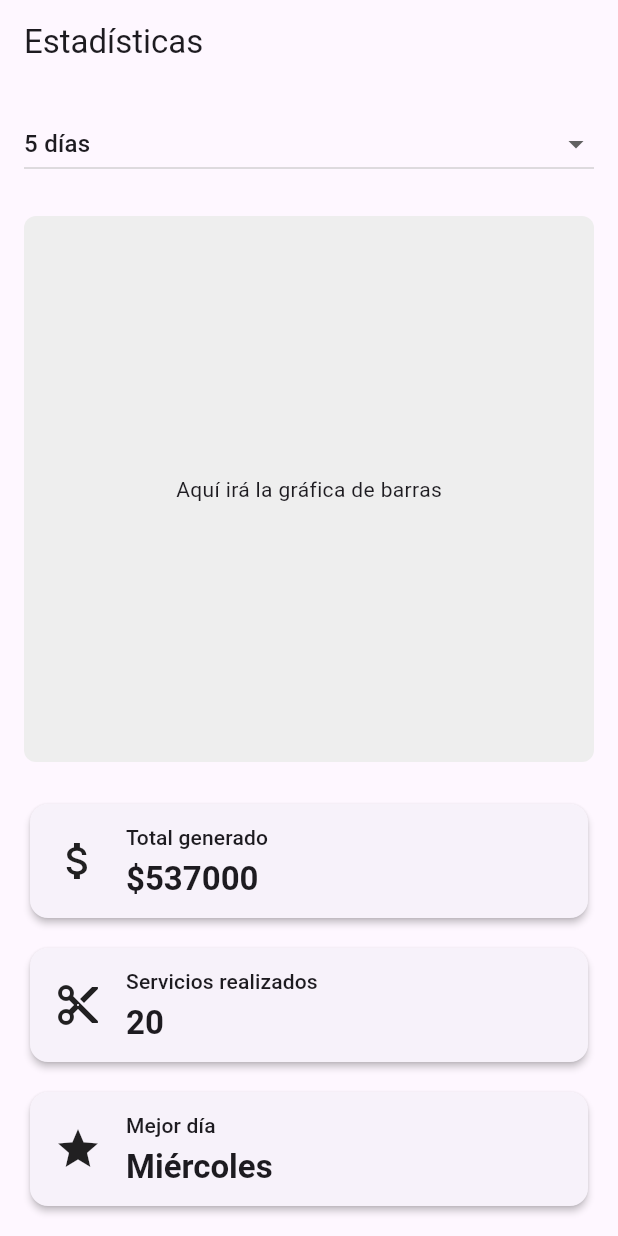
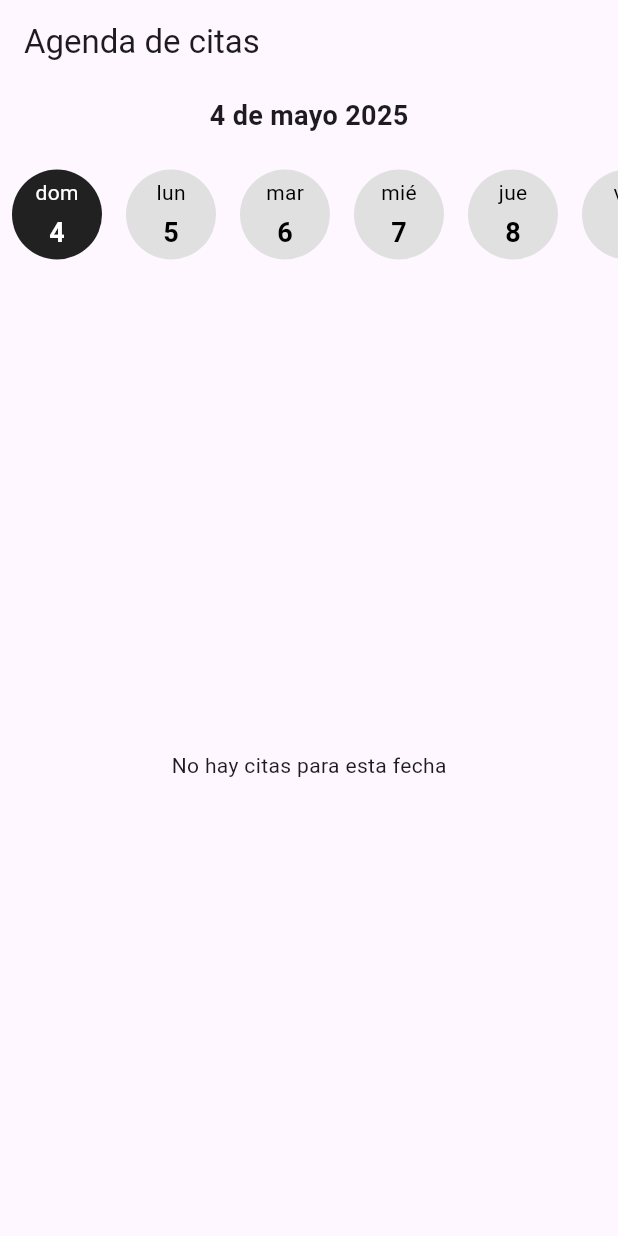
Before and after one commit to 07santiago21/BarberWise, a Flutter app: the screen it shows after launch, on a phone screen of 412 x 824 dp. Run offline on Flutter 3.47's test engine with Material 3 defaults, Android fonts, the phone set to English and light mode, and no system bars.

Commit message:
appointment agenda done

```diff
--- /dev/null
+++ b/lib/data/datasources/mock_appointments_datasource.dart
@@ -0,0 +1,55 @@
+import 'package:barber/domain/entities/appointments.dart';
+import 'package:barber/domain/entities/services.dart';
+import 'mock_services_datasource.dart';
+
+class MockAppointmentsDatasource {
+  final List<Service> services = MockServicesDatasource().services;
+  final List<Appointments> allAppointments = [];
+
+  MockAppointmentsDatasource() {
+    allAppointments.addAll([
+      // 📅 6 de mayo
+      Appointments(
+        clientName: 'Juan Pérez',
+        startTime: DateTime(2025, 5, 6, 9, 0),
+        endTime: DateTime(2025, 5, 6, 9, 30),
+        services: [services[0]], // Corte de pelo
+      ),
+      Appointments(
+        clientName: 'María López',
+        startTime: DateTime(2025, 5, 6, 10, 0),
+        endTime: DateTime(2025, 5, 6, 10, 45),
+        services: [services[1], services[3]], // Cejas + barba
+      ),
+
+      // 📅 8 de mayo
+      Appointments(
+        clientName: 'Carlos Gómez',
+        startTime: DateTime(2025, 5, 8, 14, 0),
+        endTime: DateTime(2025, 5, 8, 15, 0),
+        services: [services[2]], // Coloración
+      ),
+
+      // 📅 10 de mayo
+      Appointments(
+        clientName: 'Ana Torres',
+        startTime: DateTime(2025, 5, 10, 16, 0),
+        endTime: DateTime(2025, 5, 10, 17, 0),
+        services: [services[0], services[2]], // Corte de pelo + coloración
+      ),
+      Appointments(
+        clientName: 'Luis Martínez',
+        startTime: DateTime(2025, 5, 10, 17, 30),
+        endTime: DateTime(2025, 5, 10, 18, 0),
+        services: [services[3]], // Corte de barba
+      ),
+    ]);
+  }
+
+  Future<List<Appointments>> getAppointmentsFor(DateTime date) async {
+    return allAppointments.where((appt) {
+      final d = appt.startTime;
+      return d.year == date.year && d.month == date.month && d.day == date.day;
+    }).toList();
+  }
+}
--- a/lib/data/datasources/mock_services_datasource.dart
+++ b/lib/data/datasources/mock_services_datasource.dart
@@ -1,43 +1,35 @@
 import '../../domain/entities/services.dart';
 
-/// Mock “quemado” de servicios: 4 tipos × 8 días = 32 items
 class MockServicesDatasource {
-  // Lista fija de servicios
-  final List<Service> _services = [
-    for (int dayOffset = 0; dayOffset < 8; dayOffset++) ...[
+  final List<Service> services = [
     Service(
       name: 'Corte de pelo',
-        price: 25000 + dayOffset * 500,
+      price: 25000,
       duration: Duration(minutes: 30),
-        date: DateTime.now().subtract(Duration(days: dayOffset)),
+      date: DateTime(2025, 5, 6), // 6 de mayo 2025
     ),
     Service(
       name: 'Depilación de cejas',
-        price: 15000 + dayOffset * 300,
+      price: 15000,
       duration: Duration(minutes: 20),
-        date: DateTime.now().subtract(Duration(days: dayOffset)),
+      date: DateTime(2025, 5, 6), // 6 de mayo 2025
     ),
     Service(
       name: 'Coloración',
-        price: 45000 + dayOffset * 1000,
-        duration: Duration(minutes: 60 + dayOffset * 5),
-        date: DateTime.now().subtract(Duration(days: dayOffset)),
+      price: 45000,
+      duration: Duration(minutes: 60),
+      date: DateTime(2025, 5, 8), // 8 de mayo 2025
     ),
     Service(
       name: 'Corte de barba',
-        price: 18000 + dayOffset * 400,
-        duration: Duration(minutes: 25 + dayOffset),
-        date: DateTime.now().subtract(Duration(days: dayOffset)),
+      price: 18000,
+      duration: Duration(minutes: 25),
+      date: DateTime(2025, 5, 10), // 10 de mayo 2025
     ),
-    ],
   ];
 
-  /// Devuelve los servicios entre [from] y [to] (inclusive)
   Future<List<Service>> getServicesByRange(DateTime from, DateTime to) async {
-    // Simular un pequeño delay
     await Future.delayed(const Duration(milliseconds: 300));
-    return _services
-        .where((s) => !s.date.isBefore(from) && !s.date.isAfter(to))
-        .toList();
+    return services;
   }
 }
--- /dev/null
+++ b/lib/domain/entities/appointments.dart
@@ -0,0 +1,19 @@
+import 'package:barber/domain/entities/services.dart';
+
+class Appointments {
+  final String clientName;
+  final DateTime startTime;
+  final DateTime endTime;
+  final List<Service> services;
+
+  late final double totalPrice;
+
+  Appointments({
+    required this.clientName,
+    required this.startTime,
+    required this.endTime,
+    required this.services,
+  }) {
+    totalPrice = services.fold(0, (sum, s) => sum + s.price);
+  }
+}
--- /dev/null
+++ b/lib/domain/usecases/get_appointments_by_date.dart
@@ -0,0 +1,11 @@
+import '../../data/datasources/mock_appointments_datasource.dart';
+import '../entities/appointments.dart';
+
+class GetAppointmentsByDate {
+  final MockAppointmentsDatasource _datasource = MockAppointmentsDatasource();
+
+  Future<List<Appointments>> call(DateTime date) async {
+    final appointments = await _datasource.getAppointmentsFor(date);
+    return appointments;
+  }
+}
--- a/lib/main.dart
+++ b/lib/main.dart
@@ -1,19 +1,23 @@
+import 'package:barber/presentation/pages/appointments_screen.dart';
 import 'package:flutter/material.dart';
-import 'presentation/pages/statistics_screen.dart';
+import 'package:intl/date_symbol_data_local.dart';
 
-void main() {
+
+void main() async {
+  WidgetsFlutterBinding.ensureInitialized();
+  await initializeDateFormatting('es_ES', null); // 🧠 ¡Esto es clave!
   runApp(const MyApp());
 }
 
 class MyApp extends StatelessWidget {
-  const MyApp({Key? key}) : super(key: key);
+  const MyApp({super.key});
 
   @override
   Widget build(BuildContext context) {
     return MaterialApp(
       title: 'Estadísticas Barbería',
       theme: ThemeData(primarySwatch: Colors.blue),
-      home: const StatisticsScreen(),
+      home: const AppointmentsScreen(),
     );
   }
 }
--- /dev/null
+++ b/lib/presentation/pages/appointments_screen.dart
@@ -0,0 +1,57 @@
+import 'package:barber/presentation/widgets/appointments/appointments_card.dart';
+import 'package:barber/presentation/widgets/appointments/date_selector.dart';
+import 'package:flutter/material.dart';
+import 'package:provider/provider.dart';
+import '../providers/appointments_provider.dart';
+import 'package:intl/intl.dart';
+
+
+class AppointmentsScreen extends StatelessWidget {
+  const AppointmentsScreen({super.key});
+
+  @override
+  Widget build(BuildContext context) {
+    return ChangeNotifierProvider(
+      create: (_) => AppointmentsProvider(),
+      child: Scaffold(
+        appBar: AppBar(title: const Text('Agenda de citas')),
+        body: Consumer<AppointmentsProvider>(
+          builder: (context, provider, _) {
+            return Column(
+              children: [
+                const SizedBox(height: 8),
+                Text(
+                  DateFormat("d 'de' MMMM yyyy", 'es_ES')
+                      .format(provider.selectedDate),
+                  style: const TextStyle(
+                      fontSize: 18, fontWeight: FontWeight.bold),
+                ),
+                const SizedBox(height: 8),
+                DateSelector(
+                  selectedDate: provider.selectedDate,
+                  onDateSelected: provider.selectDate,
+                ),
+                const SizedBox(height: 8),
+                Expanded(
+                  child: provider.isLoading
+                      ? const Center(child: CircularProgressIndicator())
+                      : provider.appointments.isEmpty
+                          ? const Center(
+                              child: Text("No hay citas para esta fecha"))
+                          : ListView.builder(
+                              itemCount: provider.appointments.length,
+                              itemBuilder: (context, index) {
+                                return AppointmentCard(
+                                  appointment: provider.appointments[index],
+                                );
+                              },
+                            ),
+                ),
+              ],
+            );
+          },
+        ),
+      ),
+    );
+  }
+}
--- a/lib/presentation/pages/statistics_screen.dart
+++ b/lib/presentation/pages/statistics_screen.dart
@@ -7,7 +7,7 @@ import '../widgets/statistics/haircuts_bar_chart.dart';
 import '../widgets/statistics/stat_card.dart';
 
 class StatisticsScreen extends StatelessWidget {
-  const StatisticsScreen({Key? key}) : super(key: key);
+  const StatisticsScreen({super.key});
 
   @override
   Widget build(BuildContext context) {
--- /dev/null
+++ b/lib/presentation/providers/appointments_provider.dart
@@ -0,0 +1,34 @@
+import 'package:flutter/material.dart';
+import '../../domain/entities/appointments.dart';
+import '../../domain/usecases/get_appointments_by_date.dart';
+
+class AppointmentsProvider with ChangeNotifier {
+  final GetAppointmentsByDate _getAppointments = GetAppointmentsByDate();
+
+  DateTime _selectedDate = DateTime.now();
+  List<Appointments> _appointments = [];
+  bool _isLoading = false;
+
+  DateTime get selectedDate => _selectedDate;
+  List<Appointments> get appointments => _appointments;
+  bool get isLoading => _isLoading;
+
+  AppointmentsProvider() {
+    loadAppointments();
+  }
+
+  void selectDate(DateTime date) {
+    _selectedDate = date;
+    loadAppointments();
+  }
+
+  Future<void> loadAppointments() async {
+    _isLoading = true;
+    notifyListeners();
+
+    _appointments = await _getAppointments(_selectedDate);
+
+    _isLoading = false;
+    notifyListeners();
+  }
+}
--- /dev/null
+++ b/lib/presentation/widgets/appointments/date_selector.dart
@@ -0,0 +1,65 @@
+import 'package:flutter/material.dart';
+import 'package:intl/intl.dart';
+
+class DateSelector extends StatelessWidget {
+  final DateTime selectedDate;
+  final Function(DateTime) onDateSelected;
+
+  const DateSelector({
+    super.key,
+    required this.selectedDate,
+    required this.onDateSelected,
+  });
+
+  @override
+  Widget build(BuildContext context) {
+    final now = DateTime.now();
+    final dates = List.generate(30, (i) => now.add(Duration(days: i)));
+
+    return SizedBox(
+      height: 90,
+      child: ListView.builder(
+        scrollDirection: Axis.horizontal,
+        itemCount: dates.length,
+        itemBuilder: (_, index) {
+          final date = dates[index];
+          final isSelected = date.day == selectedDate.day &&
+              date.month == selectedDate.month &&
+              date.year == selectedDate.year;
+
+          return GestureDetector(
+            onTap: () => onDateSelected(date),
+            child: Container(
+              width: 60,
+              margin: const EdgeInsets.symmetric(horizontal: 8, vertical: 10),
+              decoration: BoxDecoration(
+                color: isSelected ? Colors.black87 : Colors.grey[300],
+                shape: BoxShape.circle,
+              ),
+              child: Column(
+                mainAxisAlignment: MainAxisAlignment.center,
+                children: [
+                  Text(
+                    DateFormat.E('es_ES').format(date), // ej: lun, mar
+                    style: TextStyle(
+                      color: isSelected ? Colors.white : Colors.black,
+                    ),
+                  ),
+                  const SizedBox(height: 4),
+                  Text(
+                    '${date.day}',
+                    style: TextStyle(
+                      fontSize: 18,
+                      fontWeight: FontWeight.bold,
+                      color: isSelected ? Colors.white : Colors.black,
+                    ),
+                  ),
+                ],
+              ),
+            ),
+          );
+        },
+      ),
+    );
+  }
+}
--- a/lib/presentation/widgets/statistics/filter_selector.dart
+++ b/lib/presentation/widgets/statistics/filter_selector.dart
@@ -6,10 +6,10 @@ class FilterSelector extends StatelessWidget {
   final Future<void> Function(TimeFilter) onChanged;
 
   const FilterSelector({
-    Key? key,
+    super.key,
     required this.current,
     required this.onChanged,
-  }) : super(key: key);
+  });
 
   @override
   Widget build(BuildContext context) {
--- a/lib/presentation/widgets/statistics/haircuts_bar_chart.dart
+++ b/lib/presentation/widgets/statistics/haircuts_bar_chart.dart
@@ -10,10 +10,10 @@ class HaircutsBarChart extends StatelessWidget {
   final TimeFilter filter;
 
   const HaircutsBarChart({
-    Key? key,
+    super.key,
     required this.data,
     required this.filter,
-  }) : super(key: key);
+  });
 
   @override
   Widget build(BuildContext context) {
--- a/lib/presentation/widgets/statistics/stat_card.dart
+++ b/lib/presentation/widgets/statistics/stat_card.dart
@@ -6,11 +6,11 @@ class StatCard extends StatelessWidget {
   final String value;
 
   const StatCard({
-    Key? key,
+    super.key,
     required this.icon,
     required this.label,
     required this.value,
-  }) : super(key: key);
+  });
 
   @override
   Widget build(BuildContext context) {
```
Also changed, not shown: lib/presentation/widgets/appointments/appointments_card.dart (added, +114 -0 lines), pubspec.lock, 125 other files. Lines whose indentation alone changed are shown as unchanged.
